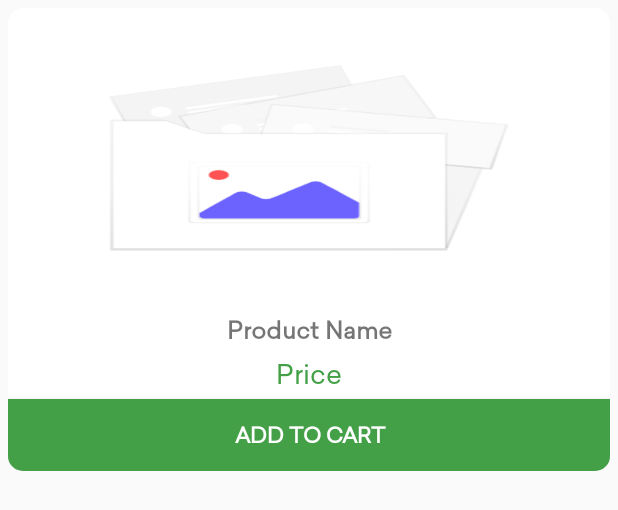
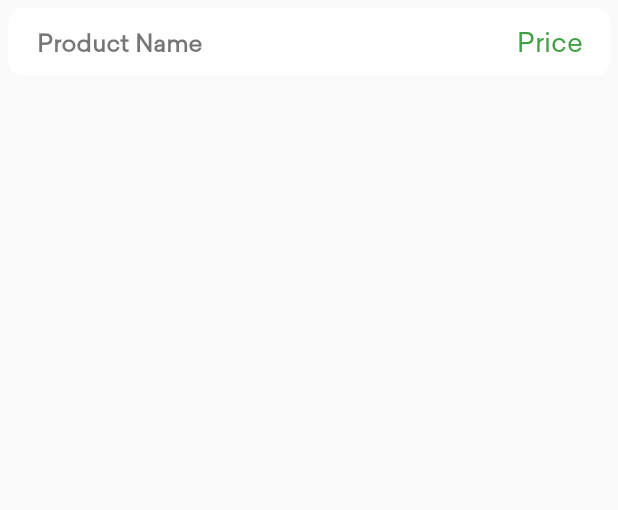
Before and after one commit to filberthtwn/Foodzu-POS_Java, an Android app: the layout pos_product_item.xml on its own in the app's theme, with its tools: preview values and no code run, on a phone screen of 412 x 824 dp. Shown: the top 510 px of the screen. Run offline under Robolectric (Android 15) with nearby library versions, the phone set to English and light mode, and no system bars; plain views replace MaterialRippleLayout.

Commit message:
Enhance product item

```diff
--- a/app/src/main/res/layout/pos_product_item.xml
+++ b/app/src/main/res/layout/pos_product_item.xml
@@ -32,7 +32,8 @@
 
                 <RelativeLayout
                     android:layout_width="match_parent"
-                    android:layout_height="200dp">
+                    android:layout_height="200dp"
+                    android:visibility="gone">
 
                     <ImageView
                         android:id="@+id/img_product"
@@ -67,17 +68,40 @@
                     android:layout_height="match_parent"
                     android:orientation="vertical">
 
+                    <LinearLayout
+                        android:layout_width="match_parent"
+                        android:layout_height="wrap_content"
+                        android:orientation="horizontal"
+                        android:paddingStart="16dp"
+                        android:paddingTop="8dp"
+                        android:paddingEnd="16dp"
+                        android:paddingBottom="8dp">
+
                         <TextView
                             android:id="@+id/txt_product_name"
                             android:layout_width="match_parent"
                             android:layout_height="wrap_content"
-                        android:gravity="center"
+                            android:layout_weight="1"
+                            android:gravity="start"
                             android:maxLines="1"
                             android:padding="3dp"
                             android:text="@string/product_name"
                             android:textSize="16sp"
                             android:textStyle="bold"
                             app:fontFamily="@font/sailec_regular" />
+
+                        <TextView
+                            android:id="@+id/txt_price"
+                            android:layout_width="match_parent"
+                            android:layout_height="wrap_content"
+                            android:layout_weight="1"
+                            android:gravity="end"
+                            android:padding="2dp"
+                            android:text="@string/price"
+                            android:textColor="@color/colorAccent"
+                            android:textSize="18sp"
+                            app:fontFamily="@font/sailec_regular" />
+                    </LinearLayout>
 
                     <TextView
                         android:id="@+id/txt_stock"
@@ -97,17 +121,6 @@
                         android:padding="2dp"
                         android:text="@string/weight"
                         android:visibility="gone"
-                        app:fontFamily="@font/sailec_regular" />
-
-                    <TextView
-                        android:id="@+id/txt_price"
-                        android:layout_width="match_parent"
-                        android:layout_height="wrap_content"
-                        android:gravity="center"
-                        android:padding="2dp"
-                        android:text="@string/price"
-                        android:textColor="@color/colorAccent"
-                        android:textSize="18sp"
                         app:fontFamily="@font/sailec_regular" />
 
                     <LinearLayout
@@ -130,7 +143,8 @@
                     <com.balysv.materialripple.MaterialRippleLayout
                         style="@style/RippleStyleWhite"
                         android:layout_width="match_parent"
-                        android:layout_height="match_parent">
+                        android:layout_height="match_parent"
+                        android:visibility="gone">
 
 
                         <Button
--- a/app/src/main/res/layout/product_category_item.xml
+++ b/app/src/main/res/layout/product_category_item.xml
@@ -43,6 +43,7 @@
                     android:contentDescription="TODO"
                     android:padding="10dp"
                     android:scaleType="centerCrop"
+                    android:visibility="gone"
                     app:srcCompat="@drawable/category" />
 
                 <TextView
```
Also changed, not shown: app/src/main/java/com/app/superpos/adapter/PosProductAdapter.java (+48 -34 lines). Lines whose indentation alone changed are shown as unchanged.
